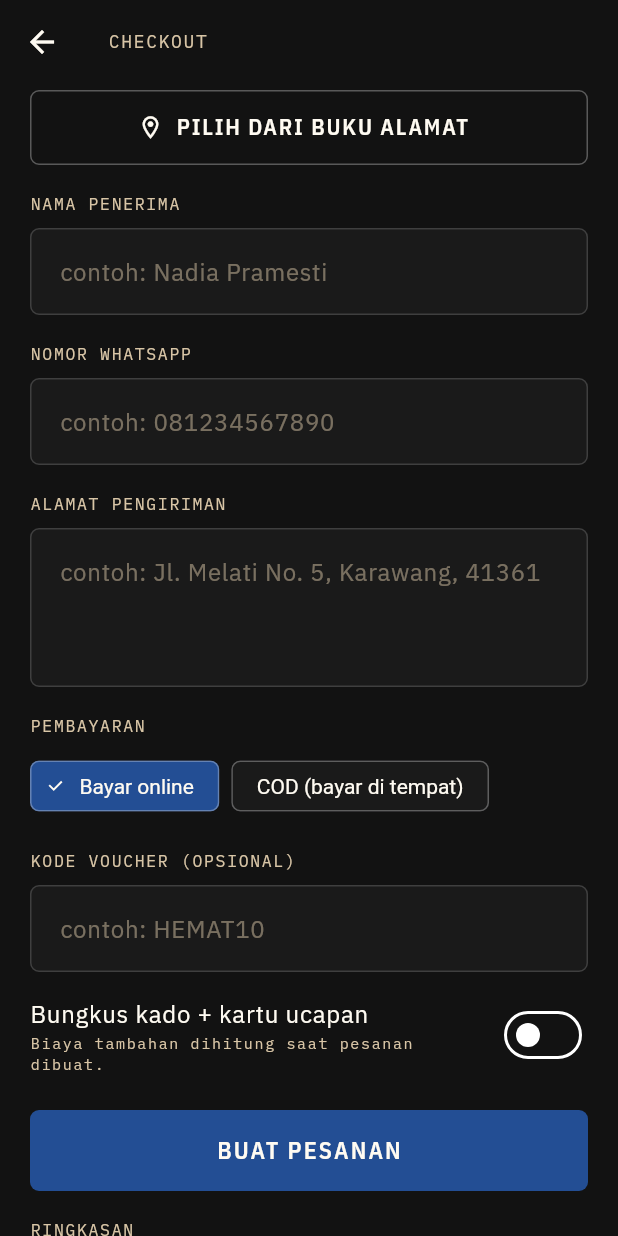
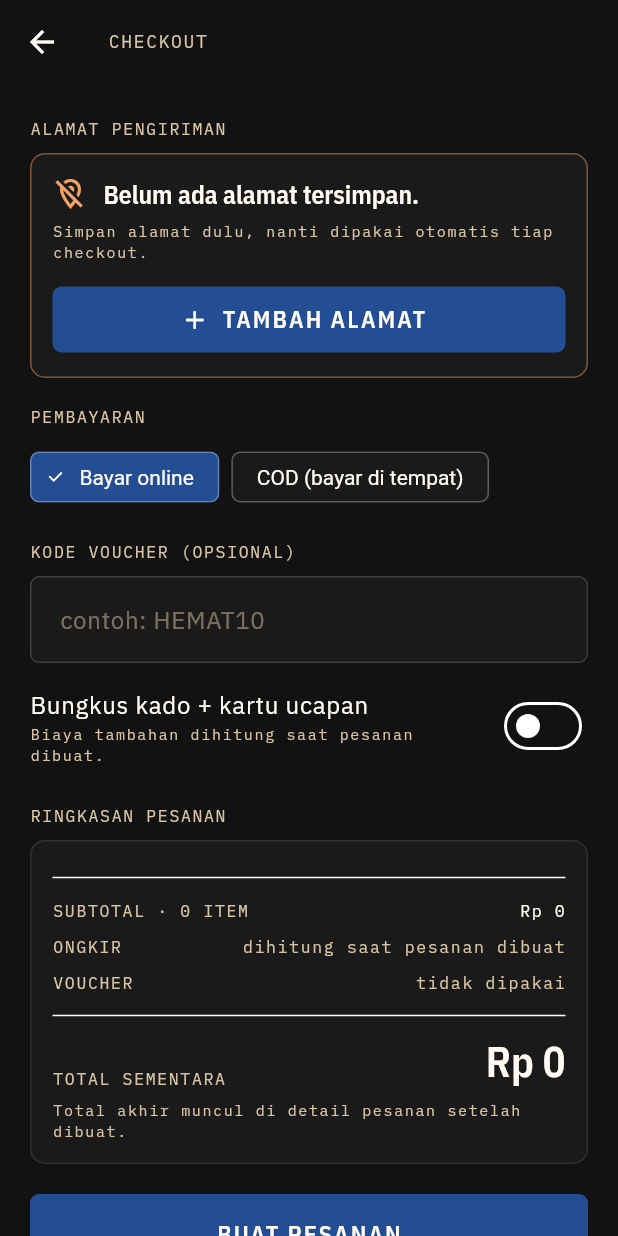
Before and after one commit to nadiapramesti/brule-mobile, a Flutter app: the CheckoutScreen screen opened directly, on a phone screen of 412 x 824 dp. Run offline on Flutter 3.47's test engine with Material 3 defaults, Android fonts, the phone set to English and light mode, and no system bars; our stand-ins replace shared_preferences, webview_flutter; accounts and stored records are empty; network calls fail.

Commit message:
ui: checkout pakai kartu alamat tersimpan, rincian sebelum tombol

```diff
--- a/lib/screens/checkout_screen.dart
+++ b/lib/screens/checkout_screen.dart
@@ -16,73 +16,68 @@ class CheckoutScreen extends StatefulWidget {
 }
 
 class _CheckoutScreenState extends State<CheckoutScreen> {
-  final _name = TextEditingController(text: '${Api.user?['name'] ?? ''}');
-  final _phone = TextEditingController(text: '${Api.user?['phone'] ?? ''}');
-  final _address = TextEditingController();
   final _voucher = TextEditingController();
   final _card = TextEditingController();
   String _payment = 'online';
   bool _gift = false;
   bool _busy = false;
+  bool _loadingAddr = true;
+  Address? _addr;
   String? _error;
 
   @override
   void initState() {
     super.initState();
-    _loadDefault();
+    _loadAddress();
   }
 
-  /// Isi otomatis dari alamat utama di buku alamat, kalau ada.
-  Future<void> _loadDefault() async {
+  @override
+  void dispose() {
+    _voucher.dispose();
+    _card.dispose();
+    super.dispose();
+  }
+
+  /// Alamat utama dari buku alamat dipakai otomatis.
+  Future<void> _loadAddress() async {
     try {
       final res = await Api.get('/addresses');
       final list = (res['data'] as List)
           .map((e) => Address.fromJson(e as Map<String, dynamic>))
           .toList();
-      if (list.isEmpty || !mounted) return;
-      final a = list.firstWhere((x) => x.isDefault, orElse: () => list.first);
-      setState(() => _fill(a));
-    } catch (_) {}
-  }
-
-  void _fill(Address a) {
-    _name.text = a.recipient;
-    _phone.text = a.phone;
-    _address.text = a.address;
+      if (!mounted) return;
+      setState(() {
+        _addr = list.isEmpty
+            ? null
+            : list.firstWhere((x) => x.isDefault, orElse: () => list.first);
+        _loadingAddr = false;
+      });
+    } catch (_) {
+      if (mounted) setState(() => _loadingAddr = false);
+    }
   }
 
   Future<void> _pick() async {
     final a = await Navigator.of(context).push<Address>(
       MaterialPageRoute(builder: (_) => const AddressesScreen(pick: true)),
     );
-    if (a != null && mounted) setState(() => _fill(a));
+    if (a != null && mounted) setState(() => _addr = a);
   }
 
-  @override
-  void dispose() {
-    _name.dispose();
-    _phone.dispose();
-    _address.dispose();
-    _voucher.dispose();
-    _card.dispose();
-    super.dispose();
-  }
-
-  String? _validate() {
-    if (_name.text.trim().isEmpty) return 'Nama penerima wajib diisi.';
-    if (!RegExp(r'^(\+62|62|0)8[0-9]{7,12}$').hasMatch(_phone.text.trim())) {
-      return 'Nomor WhatsApp tidak valid. Contoh: 0812xxxxxxxx';
+  Future<void> _addNew() async {
+    final ok = await Navigator.of(context).push<bool>(
+      MaterialPageRoute(builder: (_) => const AddressFormScreen()),
+    );
+    if (ok == true) {
+      setState(() => _loadingAddr = true);
+      await _loadAddress();
     }
-    if (_address.text.trim().length < 15) {
-      return 'Alamat terlalu pendek. Tulis jalan, nomor, kota, dan kode pos.';
-    }
-    return null;
   }
 
   Future<void> _submit() async {
-    final problem = _validate();
-    if (problem != null) {
-      setState(() => _error = problem);
+    final a = _addr;
+    if (a == null) {
+      setState(() => _error = 'Pilih atau tambah alamat pengiriman dulu.');
       return;
     }
     setState(() {
@@ -109,9 +104,9 @@ class _CheckoutScreenState extends State<CheckoutScreen> {
           .toList();
 
       final res = await Api.post('/orders', {
-        'name': _name.text.trim(),
-        'phone': _phone.text.trim(),
-        'address': _address.text.trim(),
+        'name': a.recipient,
+        'phone': a.phone,
+        'address': a.address,
         'payment': _payment,
         if (_voucher.text.trim().isNotEmpty) 'voucher': _voucher.text.trim(),
         'gift_wrap': _gift,
@@ -131,6 +126,160 @@ class _CheckoutScreenState extends State<CheckoutScreen> {
     }
   }
 
+  Widget _box({required Widget child, Color? border}) => Container(
+        padding: const EdgeInsets.all(14),
+        decoration: BoxDecoration(
+          color: Brule.field,
+          borderRadius: BorderRadius.circular(10),
+          border: Border.all(color: border ?? Colors.white.withValues(alpha: 0.1)),
+        ),
+        child: child,
+      );
+
+  Widget _addressSection() {
+    if (_loadingAddr) {
+      return _box(
+        child: const Center(
+          child: Padding(
+            padding: EdgeInsets.all(8),
+            child: SizedBox(
+              width: 22,
+              height: 22,
+              child: CircularProgressIndicator(strokeWidth: 2.4, color: Brule.amber),
+            ),
+          ),
+        ),
+      );
+    }
+    final a = _addr;
+    if (a == null) {
+      return _box(
+        border: Brule.amber.withValues(alpha: 0.45),
+        child: Column(
+          crossAxisAlignment: CrossAxisAlignment.stretch,
+          children: [
+            Row(
+              children: [
+                const Icon(Icons.location_off_outlined, color: Brule.amber),
+                const SizedBox(width: 10),
+                Expanded(
+                  child: Text('Belum ada alamat tersimpan.',
+                      style: Brule.condensed(17)),
+                ),
+              ],
+            ),
+            const SizedBox(height: 6),
+            Text('Simpan alamat dulu, nanti dipakai otomatis tiap checkout.',
+                style: Brule.mono(10)),
+            const SizedBox(height: 14),
+            FilledButton.icon(
+              style: FilledButton.styleFrom(minimumSize: const Size(0, 44)),
+              onPressed: _addNew,
+              icon: const Icon(Icons.add, size: 20),
+              label: const Text('TAMBAH ALAMAT'),
+            ),
+          ],
+        ),
+      );
+    }
+    return _box(
+      child: Column(
+        crossAxisAlignment: CrossAxisAlignment.start,
+        children: [
+          Row(
+            children: [
+              Tag(a.label.toUpperCase()),
+              if (a.isDefault) ...[
+                const SizedBox(width: 8),
+                const Tag('UTAMA', color: Brule.amber),
+              ],
+            ],
+          ),
+          const SizedBox(height: 10),
+          Text(a.recipient, style: Brule.condensed(18)),
+          const SizedBox(height: 2),
+          Text(a.phone, style: Brule.mono(11, color: Brule.amber)),
+          const SizedBox(height: 8),
+          Text(a.address,
+              style: TextStyle(color: Brule.kraft.withValues(alpha: 0.9), height: 1.45)),
+          const SizedBox(height: 14),
+          OutlinedButton.icon(
+            style: OutlinedButton.styleFrom(minimumSize: const Size.fromHeight(42)),
+            onPressed: _pick,
+            icon: const Icon(Icons.swap_horiz, size: 18),
+            label: const Text('GANTI ALAMAT'),
+          ),
+        ],
+      ),
+    );
+  }
+
+  Widget _summaryRow(String k, String v, {Color? color}) => Padding(
+        padding: const EdgeInsets.symmetric(vertical: 4),
+        child: Row(
+          children: [
+            Text(k, style: Brule.mono(11)),
+            const Spacer(),
+            Text(v, style: Brule.mono(11, color: color ?? Brule.cream)),
+          ],
+        ),
+      );
+
+  Widget _summary() {
+    final voucher = _voucher.text.trim();
+    return _box(
+      child: Column(
+        crossAxisAlignment: CrossAxisAlignment.stretch,
+        children: [
+          for (final l in Cart.I.lines)
+            Padding(
+              padding: const EdgeInsets.only(bottom: 12),
+              child: Row(
+                crossAxisAlignment: CrossAxisAlignment.start,
+                children: [
+                  Expanded(
+                    child: Column(
+                      crossAxisAlignment: CrossAxisAlignment.start,
+                      children: [
+                        Text('${l.qty}× ${l.name}'),
+                        const SizedBox(height: 2),
+                        Text(l.detail, style: Brule.mono(10, color: Brule.amber)),
+                      ],
+                    ),
+                  ),
+                  const SizedBox(width: 12),
+                  Text(rupiah(l.total)),
+                ],
+              ),
+            ),
+          const Divider(height: 20),
+          _summaryRow('SUBTOTAL · ${Cart.I.count} ITEM', rupiah(Cart.I.subtotal)),
+          _summaryRow('ONGKIR', 'dihitung saat pesanan dibuat', color: Brule.kraft),
+          _summaryRow(
+            voucher.isEmpty ? 'VOUCHER' : 'VOUCHER ${voucher.toUpperCase()}',
+            voucher.isEmpty ? 'tidak dipakai' : 'dicek saat pesanan dibuat',
+            color: Brule.kraft,
+          ),
+          if (_gift)
+            _summaryRow('KEMASAN KADO', 'ditambahkan saat pesanan dibuat',
+                color: Brule.kraft),
+          const Divider(height: 20),
+          Row(
+            crossAxisAlignment: CrossAxisAlignment.end,
+            children: [
+              Text('TOTAL SEMENTARA', style: Brule.mono(11)),
+              const Spacer(),
+              Text(rupiah(Cart.I.subtotal), style: Brule.condensed(28)),
+            ],
+          ),
+          const SizedBox(height: 6),
+          Text('Total akhir muncul di detail pesanan setelah dibuat.',
+              style: Brule.mono(10)),
+        ],
+      ),
+    );
+  }
+
   @override
   Widget build(BuildContext context) {
     return Scaffold(
@@ -139,35 +288,8 @@ class _CheckoutScreenState extends State<CheckoutScreen> {
         child: ListView(
           padding: const EdgeInsets.fromLTRB(20, 4, 20, 32),
           children: [
-            OutlinedButton.icon(
-              onPressed: _pick,
-              icon: const Icon(Icons.location_on_outlined, size: 18),
-              label: const Text('PILIH DARI BUKU ALAMAT'),
-            ),
-            const Label('NAMA PENERIMA'),
-            TextField(
-              controller: _name,
-              textCapitalization: TextCapitalization.words,
-              textInputAction: TextInputAction.next,
-              decoration: const InputDecoration(hintText: 'contoh: Nadia Pramesti'),
-            ),
-            const Label('NOMOR WHATSAPP'),
-            TextField(
-              controller: _phone,
-              keyboardType: TextInputType.phone,
-              textInputAction: TextInputAction.next,
-              decoration: const InputDecoration(hintText: 'contoh: 081234567890'),
-            ),
             const Label('ALAMAT PENGIRIMAN'),
-            TextField(
-              controller: _address,
-              minLines: 3,
-              maxLines: 5,
-              textCapitalization: TextCapitalization.sentences,
-              decoration: const InputDecoration(
-                hintText: 'contoh: Jl. Melati No. 5, Karawang, 41361',
-              ),
-            ),
+            _addressSection(),
             const Label('PEMBAYARAN'),
             ChipPicker<String>(
               items: const ['online', 'cod'],
@@ -179,6 +301,7 @@ class _CheckoutScreenState extends State<CheckoutScreen> {
             TextField(
               controller: _voucher,
               textCapitalization: TextCapitalization.characters,
+              onChanged: (_) => setState(() {}),
               decoration: const InputDecoration(hintText: 'contoh: HEMAT10'),
             ),
             const SizedBox(height: 8),
@@ -201,11 +324,13 @@ class _CheckoutScreenState extends State<CheckoutScreen> {
                   hintText: 'contoh: Selamat ulang tahun! Semoga harimu harum kopi.',
                 ),
               ),
+            const Label('RINGKASAN PESANAN'),
+            _summary(),
             if (_error != null) ...[
-              const SizedBox(height: 12),
+              const SizedBox(height: 16),
               ErrorBox(_error!),
             ],
-            const SizedBox(height: 16),
+            const SizedBox(height: 20),
             FilledButton(
               onPressed: _busy ? null : _submit,
               child: _busy
@@ -216,37 +341,6 @@ class _CheckoutScreenState extends State<CheckoutScreen> {
                     )
                   : const Text('BUAT PESANAN'),
             ),
-            const Label('RINGKASAN'),
-            for (final l in Cart.I.lines)
-              Padding(
-                padding: const EdgeInsets.only(bottom: 10),
-                child: Row(
-                  crossAxisAlignment: CrossAxisAlignment.start,
-                  children: [
-                    Expanded(
-                      child: Column(
-                        crossAxisAlignment: CrossAxisAlignment.start,
-                        children: [
-                          Text('${l.qty}× ${l.name}'),
-                          Text(l.detail, style: Brule.mono(10, color: Brule.amber)),
-                        ],
-                      ),
-                    ),
-                    Text(rupiah(l.total)),
-                  ],
-                ),
-              ),
-            const Divider(),
-            Row(
-              children: [
-                Text('Subtotal', style: Brule.mono(12)),
-                const Spacer(),
-                Text(rupiah(Cart.I.subtotal), style: Brule.condensed(20)),
-              ],
-            ),
-            const SizedBox(height: 6),
-            Text('Ongkir, diskon voucher, dan biaya kado dihitung server saat pesanan dibuat.',
-                style: Brule.mono(10)),
           ],
         ),
       ),
```
